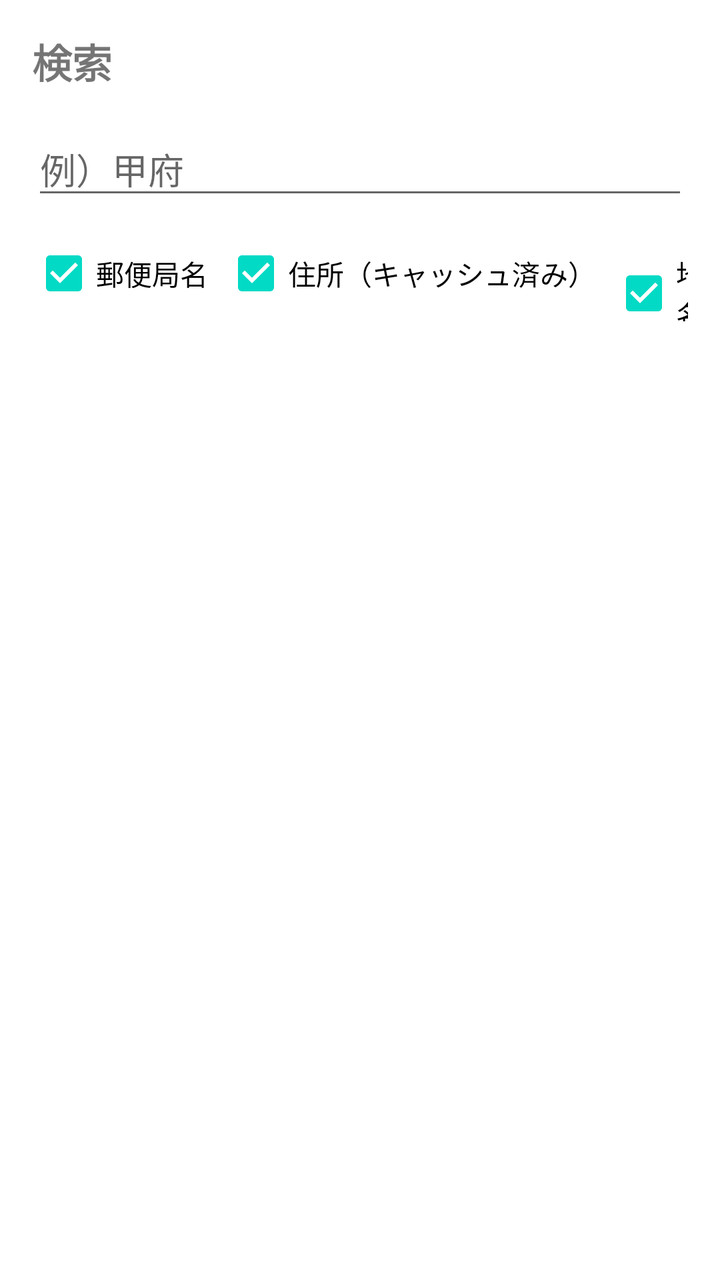
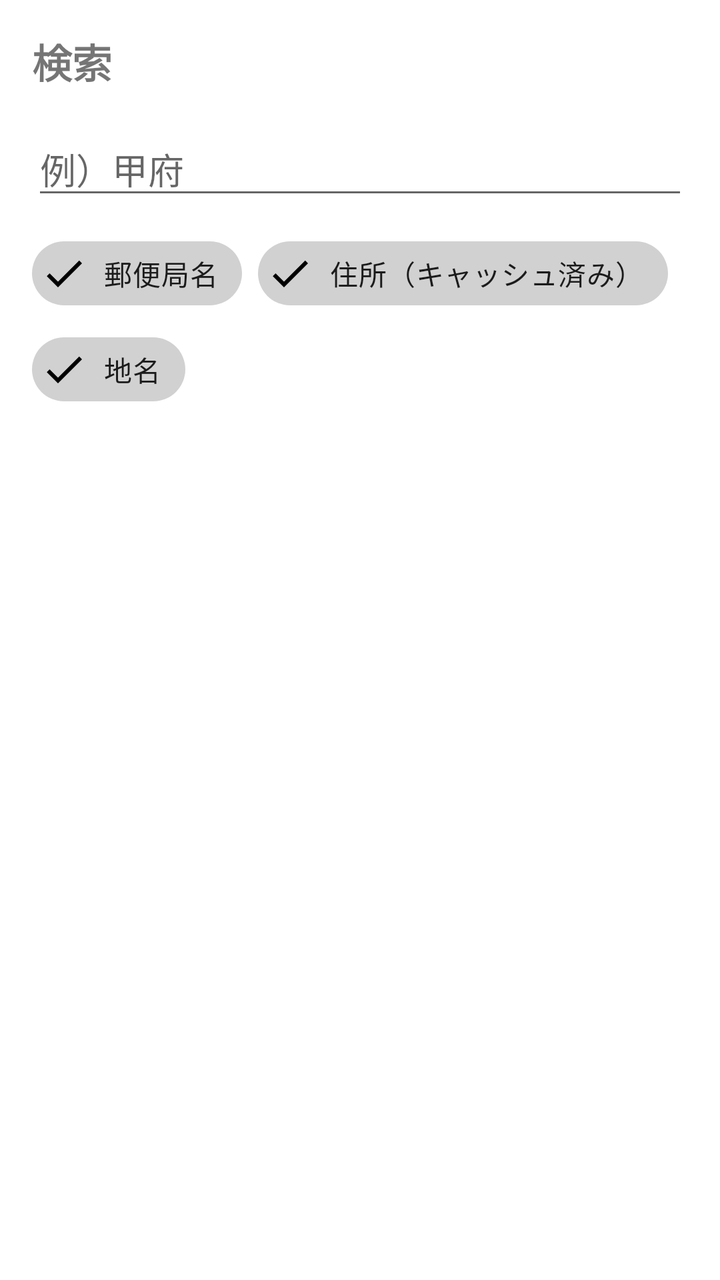

Before-and-after screenshots of an Android layout around one commit, followed by the original layout XML and the change that was made.
<!-- AndroidManifest.xml: application theme Theme.OsmJPPostalMap -->
<!-- res/layout/dialog_search.xml -->
<?xml version="1.0" encoding="utf-8"?>
<LinearLayout xmlns:android="http://schemas.android.com/apk/res/android"
    android:layout_width="match_parent"
    android:layout_height="wrap_content"
    android:orientation="vertical"
    android:padding="16dp">

    <TextView
        android:layout_width="wrap_content"
        android:layout_height="wrap_content"
        android:text="検索"
        android:textSize="20sp"
        android:textStyle="bold"
        android:layout_marginBottom="16dp" />

    <EditText
        android:id="@+id/search_input"
        android:layout_width="match_parent"
        android:layout_height="wrap_content"
        android:hint="例）甲府"
        android:inputType="text"
        android:maxLines="1"
        android:imeOptions="actionSearch" />

    <LinearLayout
        android:layout_width="match_parent"
        android:layout_height="wrap_content"
        android:orientation="horizontal"
        android:layout_marginTop="8dp">

        <CheckBox
            android:id="@+id/check_post_office"
            android:layout_width="wrap_content"
            android:layout_height="wrap_content"
            android:text="郵便局名"
            android:checked="true" />

        <CheckBox
            android:id="@+id/check_address"
            android:layout_width="wrap_content"
            android:layout_height="wrap_content"
            android:text="住所（キャッシュ済み）"
            android:checked="true"
            android:layout_marginStart="8dp" />

        <CheckBox
            android:id="@+id/check_place"
            android:layout_width="wrap_content"
            android:layout_height="wrap_content"
            android:text="地名"
            android:checked="true"
            android:layout_marginStart="8dp" />

        
    </LinearLayout>

    <androidx.recyclerview.widget.RecyclerView
        android:id="@+id/search_results"
        android:layout_width="match_parent"
        android:layout_height="300dp"
        android:layout_marginTop="8dp" />

</LinearLayout>
<!-- resources referenced by this layout -->
<resources>
  <style name="Theme.OsmJPPostalMap" parent="Theme.MaterialComponents.DayNight.NoActionBar">
          
          <item name="colorPrimary">@color/jp_post_red</item>
          <item name="colorPrimaryVariant">@color/jp_post_red</item>
          <item name="colorOnPrimary">@color/white</item>
          
          <item name="colorSecondary">@color/teal_200</item>
          <item name="colorSecondaryVariant">@color/teal_700</item>
          <item name="colorOnSecondary">@color/black</item>
          
          <item name="android:statusBarColor">?attr/colorPrimaryVariant</item>
          <item name="android:windowLightStatusBar" tools:targetApi="m">false</item>
          
      </style>
  <color name="jp_post_red">#E60012</color>
  <color name="white">#FFFFFFFF</color>
  <color name="teal_200">#FF03DAC5</color>
  <color name="teal_700">#FF018786</color>
  <color name="black">#FF000000</color>
</resources>

<!-- the commit's change to res/layout/dialog_search.xml (unified diff, before → after) -->
@@ -1,5 +1,6 @@
 <?xml version="1.0" encoding="utf-8"?>
 <LinearLayout xmlns:android="http://schemas.android.com/apk/res/android"
+    xmlns:app="http://schemas.android.com/apk/res-auto"
     android:layout_width="match_parent"
     android:layout_height="wrap_content"
     android:orientation="vertical"
@@ -22,37 +23,37 @@
         android:maxLines="1"
         android:imeOptions="actionSearch" />
 
-    <LinearLayout
+    <com.google.android.material.chip.ChipGroup
         android:layout_width="match_parent"
         android:layout_height="wrap_content"
-        android:orientation="horizontal"
-        android:layout_marginTop="8dp">
+        android:layout_marginTop="8dp"
+        app:chipSpacingHorizontal="8dp"
+        app:chipSpacingVertical="0dp">
 
-        <CheckBox
+        <com.google.android.material.chip.Chip
             android:id="@+id/check_post_office"
+            style="@style/Widget.MaterialComponents.Chip.Filter"
             android:layout_width="wrap_content"
             android:layout_height="wrap_content"
-            android:text="郵便局名"
-            android:checked="true" />
+            android:checked="true"
+            android:text="郵便局名" />
 
-        <CheckBox
+        <com.google.android.material.chip.Chip
             android:id="@+id/check_address"
+            style="@style/Widget.MaterialComponents.Chip.Filter"
             android:layout_width="wrap_content"
             android:layout_height="wrap_content"
-            android:text="住所（キャッシュ済み）"
             android:checked="true"
-            android:layout_marginStart="8dp" />
+            android:text="住所（キャッシュ済み）" />
 
-        <CheckBox
+        <com.google.android.material.chip.Chip
             android:id="@+id/check_place"
+            style="@style/Widget.MaterialComponents.Chip.Filter"
             android:layout_width="wrap_content"
             android:layout_height="wrap_content"
-            android:text="地名"
             android:checked="true"
-            android:layout_marginStart="8dp" />
-
-        
-    </LinearLayout>
+            android:text="地名" />
+    </com.google.android.material.chip.ChipGroup>
 
     <androidx.recyclerview.widget.RecyclerView
         android:id="@+id/search_results"
